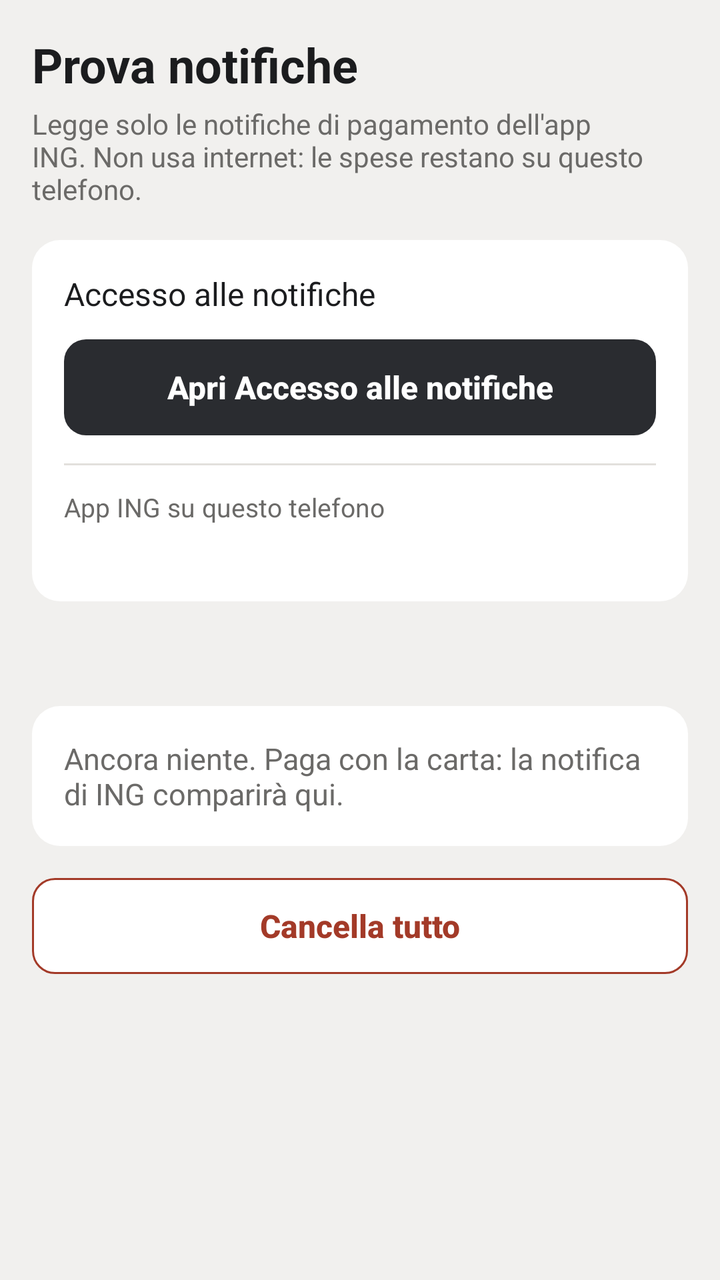
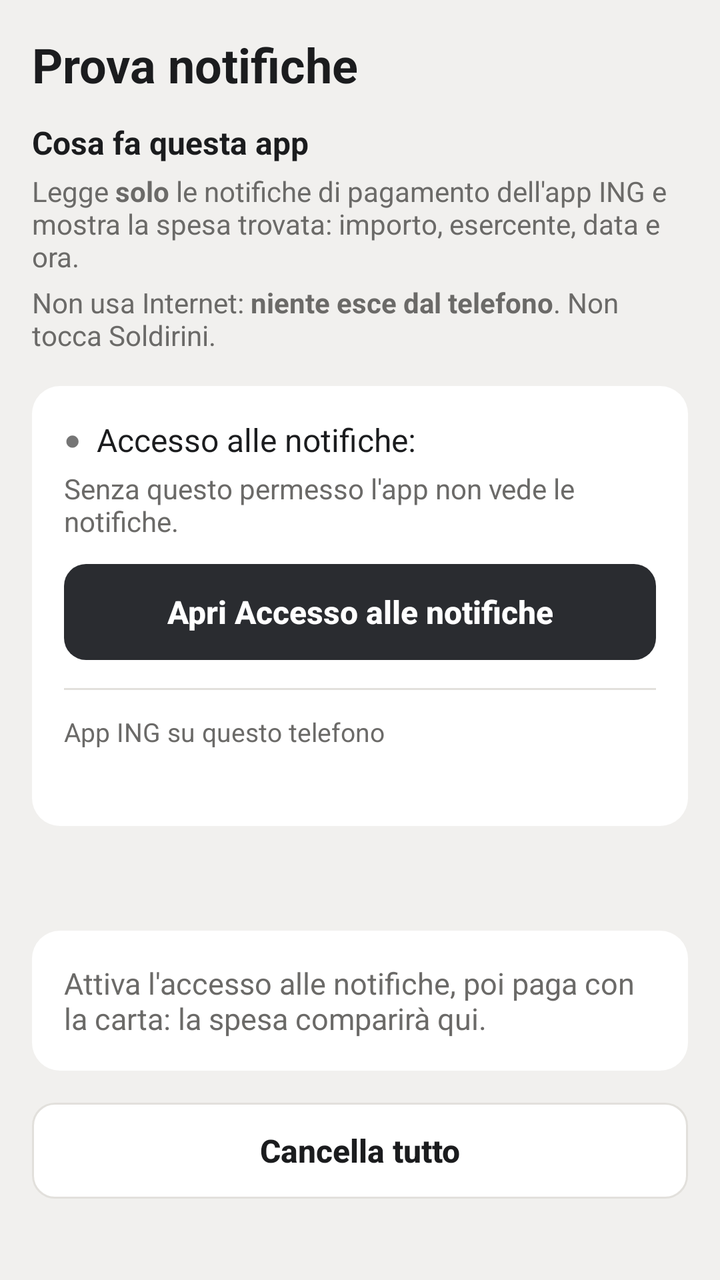

An Android layout rendered at two revisions. The XML below is the earlier revision; the diff shows what the commit changed to produce the second picture.
<!-- AndroidManifest.xml: application theme Tema -->
<!-- res/layout/activity_main.xml -->
<?xml version="1.0" encoding="utf-8"?>
<ScrollView xmlns:android="http://schemas.android.com/apk/res/android"
    android:id="@+id/radice"
    android:layout_width="match_parent"
    android:layout_height="match_parent"
    android:background="@color/bg"
    android:clipToPadding="false"
    android:fillViewport="true"
    android:padding="@dimen/margine">

    <LinearLayout
        android:layout_width="match_parent"
        android:layout_height="wrap_content"
        android:orientation="vertical">

        <TextView
            android:layout_width="match_parent"
            android:layout_height="wrap_content"
            android:accessibilityHeading="true"
            android:text="@string/titolo"
            android:textColor="@color/ink"
            android:textSize="24sp"
            android:textStyle="bold" />

        <TextView
            android:layout_width="match_parent"
            android:layout_height="wrap_content"
            android:layout_marginTop="4dp"
            android:text="@string/spiegazione"
            android:textColor="@color/mut"
            android:textSize="14sp" />

        
        <LinearLayout
            android:layout_width="match_parent"
            android:layout_height="wrap_content"
            android:layout_marginTop="16dp"
            android:background="@drawable/scheda"
            android:orientation="vertical"
            android:padding="16dp">

            <LinearLayout
                android:layout_width="match_parent"
                android:layout_height="wrap_content"
                android:gravity="center_vertical"
                android:orientation="horizontal">

                <TextView
                    android:layout_width="0dp"
                    android:layout_height="wrap_content"
                    android:layout_weight="1"
                    android:text="@string/stato_etichetta"
                    android:textColor="@color/ink"
                    android:textSize="16sp" />

                <TextView
                    android:id="@+id/stato_valore"
                    android:layout_width="wrap_content"
                    android:layout_height="wrap_content"
                    android:accessibilityLiveRegion="polite"
                    android:textColor="@color/mut"
                    android:textSize="16sp"
                    android:textStyle="bold" />
            </LinearLayout>

            <Button
                android:id="@+id/apri_impostazioni"
                android:layout_width="match_parent"
                android:layout_height="wrap_content"
                android:layout_marginTop="12dp"
                android:background="@drawable/pulsante"
                android:minHeight="48dp"
                android:stateListAnimator="@null"
                android:text="@string/apri_impostazioni"
                android:textAllCaps="false"
                android:textColor="@color/pri_ink"
                android:textSize="16sp"
                android:textStyle="bold" />

            <View
                android:layout_width="match_parent"
                android:layout_height="1dp"
                android:layout_marginTop="14dp"
                android:background="@color/line" />

            <TextView
                android:layout_width="match_parent"
                android:layout_height="wrap_content"
                android:layout_marginTop="12dp"
                android:text="@string/ing_etichetta"
                android:textColor="@color/mut"
                android:textSize="13sp" />

            <TextView
                android:id="@+id/ing_valore"
                android:layout_width="match_parent"
                android:layout_height="wrap_content"
                android:layout_marginTop="2dp"
                android:textColor="@color/ink"
                android:textIsSelectable="true"
                android:textSize="15sp" />
        </LinearLayout>

        
        <TextView
            android:id="@+id/titolo_elenco"
            android:layout_width="match_parent"
            android:layout_height="wrap_content"
            android:layout_marginTop="20dp"
            android:layout_marginBottom="8dp"
            android:accessibilityHeading="true"
            android:textColor="@color/ink"
            android:textSize="18sp"
            android:textStyle="bold" />

        <TextView
            android:id="@+id/vuoto"
            android:layout_width="match_parent"
            android:layout_height="wrap_content"
            android:background="@drawable/scheda"
            android:padding="16dp"
            android:text="@string/vuoto"
            android:textColor="@color/mut"
            android:textSize="15sp" />

        <LinearLayout
            android:id="@+id/elenco"
            android:layout_width="match_parent"
            android:layout_height="wrap_content"
            android:background="@drawable/scheda"
            android:orientation="vertical"
            android:paddingStart="16dp"
            android:paddingEnd="16dp" />

        <Button
            android:id="@+id/cancella"
            android:layout_width="match_parent"
            android:layout_height="wrap_content"
            android:layout_marginTop="16dp"
            android:background="@drawable/pulsante_bordo"
            android:minHeight="48dp"
            android:stateListAnimator="@null"
            android:text="@string/cancella"
            android:textAllCaps="false"
            android:textColor="@color/err"
            android:textSize="16sp"
            android:textStyle="bold" />
    </LinearLayout>
</ScrollView>
<!-- resources referenced by this layout -->
<resources>
  <color name="bg">#F1F0EE</color>
  <color name="err">#A33A28</color>
  <color name="ink">#1B1C1E</color>
  <color name="line">#E2E0DC</color>
  <color name="mut">#6B6A68</color>
  <color name="pri_ink">#FFFFFF</color>
  <dimen name="margine">16dp</dimen>
  <!-- drawable pulsante (drawable) -->
  <?xml version="1.0" encoding="utf-8"?>
  <ripple xmlns:android="http://schemas.android.com/apk/res/android" android:color="@color/tocco">
      <item>
          <shape android:shape="rectangle">
              <solid android:color="@color/pri" />
              <corners android:radius="@dimen/raggio_pulsante" />
          </shape>
      </item>
  </ripple>
  <!-- drawable pulsante_bordo (drawable) -->
  <?xml version="1.0" encoding="utf-8"?>
  <ripple xmlns:android="http://schemas.android.com/apk/res/android" android:color="@color/tocco">
      <item>
          <shape android:shape="rectangle">
              <solid android:color="@color/card" />
              <stroke android:width="1dp" android:color="@color/err" />
              <corners android:radius="@dimen/raggio_pulsante" />
          </shape>
      </item>
  </ripple>
  <!-- drawable scheda (drawable) -->
  <?xml version="1.0" encoding="utf-8"?>
  <shape xmlns:android="http://schemas.android.com/apk/res/android" android:shape="rectangle">
      <solid android:color="@color/card" />
      <corners android:radius="@dimen/raggio_scheda" />
  </shape>
  <string name="apri_impostazioni">Apri Accesso alle notifiche</string>
  <string name="cancella">Cancella tutto</string>
  <string name="ing_etichetta">App ING su questo telefono</string>
  <string name="spiegazione">Legge solo le notifiche di pagamento dell\'app ING. Non usa internet: le spese restano su questo telefono.</string>
  <string name="stato_etichetta">Accesso alle notifiche</string>
  <string name="titolo">Prova notifiche</string>
  <string name="vuoto">Ancora niente. Paga con la carta: la notifica di ING comparirà qui.</string>
  <style name="Tema" parent="android:Theme.Material.Light.NoActionBar">
          <item name="android:windowBackground">@color/bg</item>
          <item name="android:colorBackground">@color/bg</item>
          <item name="android:colorPrimary">@color/pri</item>
          <item name="android:colorAccent">@color/pri</item>
          <item name="android:statusBarColor">@color/bg</item>
          <item name="android:navigationBarColor">@color/bg</item>
          <item name="android:windowLightStatusBar">true</item>
          <item name="android:windowLightNavigationBar">true</item>
          <item name="android:textColorPrimary">@color/ink</item>
          <item name="android:textColorSecondary">@color/mut</item>
      </style>
  <color name="tocco">#33808080</color>
  <color name="pri">#2A2C30</color>
  <dimen name="raggio_pulsante">11dp</dimen>
  <color name="card">#FFFFFF</color>
  <dimen name="raggio_scheda">14dp</dimen>
</resources>

<!-- the commit's change to res/layout/activity_main.xml (unified diff, before → after) -->
@@ -9,6 +9,7 @@
     android:padding="@dimen/margine">
 
     <LinearLayout
+        android:id="@+id/colonna"
         android:layout_width="match_parent"
         android:layout_height="wrap_content"
         android:orientation="vertical">
@@ -22,16 +23,43 @@
             android:textSize="24sp"
             android:textStyle="bold" />
 
-        <TextView
-            android:layout_width="match_parent"
-            android:layout_height="wrap_content"
-            android:layout_marginTop="4dp"
-            android:text="@string/spiegazione"
-            android:textColor="@color/mut"
-            android:textSize="14sp" />
-
         
         <LinearLayout
+            android:id="@+id/spiegazione"
+            android:layout_width="match_parent"
+            android:layout_height="wrap_content"
+            android:layout_marginTop="12dp"
+            android:orientation="vertical">
+
+            <TextView
+                android:layout_width="match_parent"
+                android:layout_height="wrap_content"
+                android:accessibilityHeading="true"
+                android:text="@string/spiegazione_titolo"
+                android:textColor="@color/ink"
+                android:textSize="16sp"
+                android:textStyle="bold" />
+
+            <TextView
+                android:layout_width="match_parent"
+                android:layout_height="wrap_content"
+                android:layout_marginTop="4dp"
+                android:text="@string/spiegazione"
+                android:textColor="@color/mut"
+                android:textSize="14sp" />
+
+            <TextView
+                android:layout_width="match_parent"
+                android:layout_height="wrap_content"
+                android:layout_marginTop="4dp"
+                android:text="@string/spiegazione2"
+                android:textColor="@color/mut"
+                android:textSize="14sp" />
+        </LinearLayout>
+
+        
+        <LinearLayout
+            android:id="@+id/stato"
             android:layout_width="match_parent"
             android:layout_height="wrap_content"
             android:layout_marginTop="16dp"
@@ -46,22 +74,41 @@
                 android:orientation="horizontal">
 
                 <TextView
-                    android:layout_width="0dp"
+                    android:id="@+id/stato_pallino"
+                    android:layout_width="wrap_content"
                     android:layout_height="wrap_content"
-                    android:layout_weight="1"
+                    android:layout_marginEnd="8dp"
+                    android:importantForAccessibility="no"
+                    android:text="●"
+                    android:textSize="14sp" />
+
+                <TextView
+                    android:layout_width="wrap_content"
+                    android:layout_height="wrap_content"
                     android:text="@string/stato_etichetta"
                     android:textColor="@color/ink"
                     android:textSize="16sp" />
 
                 <TextView
                     android:id="@+id/stato_valore"
-                    android:layout_width="wrap_content"
+                    android:layout_width="0dp"
+                    android:layout_weight="1"
+                    android:layout_marginStart="6dp"
                     android:layout_height="wrap_content"
                     android:accessibilityLiveRegion="polite"
                     android:textColor="@color/mut"
                     android:textSize="16sp"
                     android:textStyle="bold" />
             </LinearLayout>
+
+            <TextView
+                android:id="@+id/stato_nota"
+                android:layout_width="match_parent"
+                android:layout_height="wrap_content"
+                android:layout_marginTop="4dp"
+                android:text="@string/stato_nota"
+                android:textColor="@color/mut"
+                android:textSize="14sp" />
 
             <Button
                 android:id="@+id/apri_impostazioni"
@@ -102,6 +149,12 @@
         </LinearLayout>
 
         
+        <LinearLayout
+            android:id="@+id/blocco_elenco"
+            android:layout_width="match_parent"
+            android:layout_height="wrap_content"
+            android:orientation="vertical">
+
         <TextView
             android:id="@+id/titolo_elenco"
             android:layout_width="match_parent"
@@ -137,13 +190,14 @@
             android:layout_width="match_parent"
             android:layout_height="wrap_content"
             android:layout_marginTop="16dp"
-            android:background="@drawable/pulsante_bordo"
+            android:background="@drawable/pulsante_ghost"
             android:minHeight="48dp"
             android:stateListAnimator="@null"
             android:text="@string/cancella"
             android:textAllCaps="false"
-            android:textColor="@color/err"
+            android:textColor="@color/ink"
             android:textSize="16sp"
             android:textStyle="bold" />
+        </LinearLayout>
     </LinearLayout>
 </ScrollView>
<!-- resource entries referenced after the edit -->
@@ -1,7 +1,6 @@
 <!-- resources referenced by this layout -->
 <resources>
   <color name="bg">#F1F0EE</color>
-  <color name="err">#A33A28</color>
   <color name="ink">#1B1C1E</color>
   <color name="line">#E2E0DC</color>
   <color name="mut">#6B6A68</color>
@@ -17,13 +16,13 @@
           </shape>
       </item>
   </ripple>
-  <!-- drawable pulsante_bordo (drawable) -->
+  <!-- drawable pulsante_ghost (drawable) -->
   <?xml version="1.0" encoding="utf-8"?>
   <ripple xmlns:android="http://schemas.android.com/apk/res/android" android:color="@color/tocco">
       <item>
           <shape android:shape="rectangle">
               <solid android:color="@color/card" />
-              <stroke android:width="1dp" android:color="@color/err" />
+              <stroke android:width="1dp" android:color="@color/line" />
               <corners android:radius="@dimen/raggio_pulsante" />
           </shape>
       </item>
@@ -37,10 +36,13 @@
   <string name="apri_impostazioni">Apri Accesso alle notifiche</string>
   <string name="cancella">Cancella tutto</string>
   <string name="ing_etichetta">App ING su questo telefono</string>
-  <string name="spiegazione">Legge solo le notifiche di pagamento dell\'app ING. Non usa internet: le spese restano su questo telefono.</string>
-  <string name="stato_etichetta">Accesso alle notifiche</string>
+  <string name="spiegazione">Legge <b>solo</b> le notifiche di pagamento dell\'app ING e mostra la spesa trovata: importo, esercente, data e ora.</string>
+  <string name="spiegazione2">Non usa Internet: <b>niente esce dal telefono</b>. Non tocca Soldirini.</string>
+  <string name="spiegazione_titolo">Cosa fa questa app</string>
+  <string name="stato_etichetta">Accesso alle notifiche:</string>
+  <string name="stato_nota">Senza questo permesso l\'app non vede le notifiche.</string>
   <string name="titolo">Prova notifiche</string>
-  <string name="vuoto">Ancora niente. Paga con la carta: la notifica di ING comparirà qui.</string>
+  <string name="vuoto">Attiva l\'accesso alle notifiche, poi paga con la carta: la spesa comparirà qui.</string>
   <style name="Tema" parent="android:Theme.Material.Light.NoActionBar">
           <item name="android:windowBackground">@color/bg</item>
           <item name="android:colorBackground">@color/bg</item>
